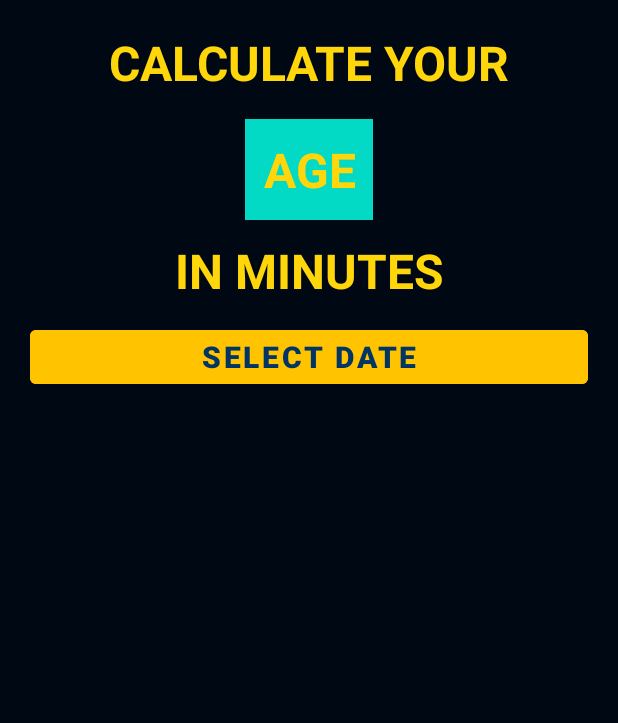
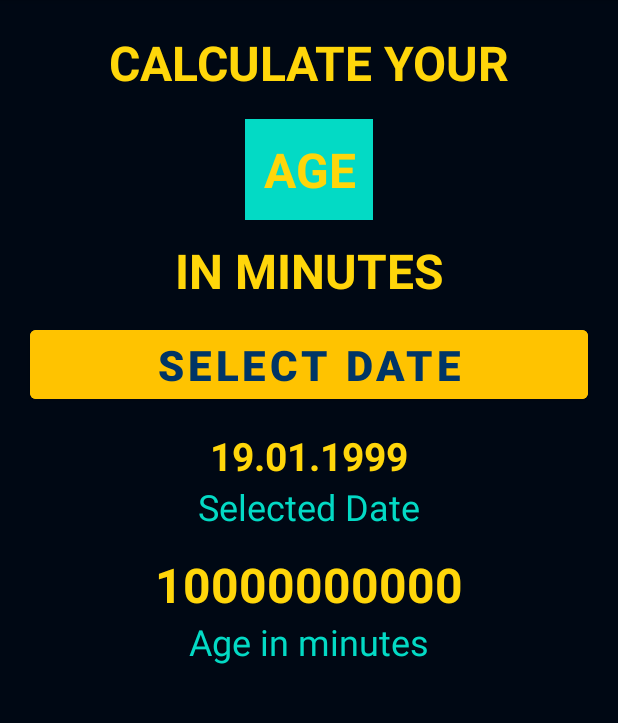
Before and after one commit to rahulsinha19/AgeCalculator, an Android app: the screen it shows after launch (MainActivity), on a phone screen of 412 x 824 dp, the part 84-807 px from its top. Run offline under Robolectric (Android 15) with nearby library versions, the phone set to English and light mode, and no system bars.

Commit message:
Layout of UI for Age Calculator

```diff
--- a/app/src/main/res/layout/activity_main.xml
+++ b/app/src/main/res/layout/activity_main.xml
@@ -60,10 +60,62 @@
         android:backgroundTint="@color/mustard"
         android:text="SELECT DATE"
         android:textColor="@color/cyan_blue"
-        android:textSize="20sp"
+        android:textSize="28sp"
         android:textStyle="bold"
         app:layout_constraintEnd_toEndOf="parent"
         app:layout_constraintStart_toStartOf="parent"
         app:layout_constraintTop_toBottomOf="@id/tv_lower_message" />
 
+    <TextView
+        android:id="@+id/tv_date"
+        android:layout_width="wrap_content"
+        android:layout_height="wrap_content"
+        android:layout_marginTop="14dp"
+        android:gravity="center"
+        android:text="19.01.1999"
+        android:textColor="@color/yellow"
+        android:textSize="26sp"
+        android:textStyle="bold"
+        app:layout_constraintEnd_toEndOf="parent"
+        app:layout_constraintStart_toStartOf="parent"
+        app:layout_constraintTop_toBottomOf="@id/btn_date_selector" />
+
+    <TextView
+        android:id="@+id/tv_selected_date"
+        android:layout_width="wrap_content"
+        android:layout_height="wrap_content"
+        android:gravity="center"
+        android:text="Selected Date"
+        android:textColor="@color/teal_200"
+        android:textSize="24sp"
+        app:layout_constraintEnd_toEndOf="parent"
+        app:layout_constraintStart_toStartOf="parent"
+        app:layout_constraintTop_toBottomOf="@id/tv_date" />
+
+    <TextView
+        android:id="@+id/tv_age"
+        android:layout_width="wrap_content"
+        android:layout_height="wrap_content"
+        android:layout_marginTop="14dp"
+        android:gravity="center"
+        android:text="10000000000"
+        android:textColor="@color/yellow"
+        android:textSize="32sp"
+        android:textStyle="bold"
+        app:layout_constraintEnd_toEndOf="parent"
+        app:layout_constraintStart_toStartOf="parent"
+        app:layout_constraintTop_toBottomOf="@id/tv_selected_date" />
+
+    <TextView
+        android:id="@+id/tv_age_in_min"
+        android:layout_width="wrap_content"
+        android:layout_height="wrap_content"
+        android:gravity="center"
+        android:text="Age in minutes"
+        android:textColor="@color/teal_200"
+        android:textSize="24sp"
+        app:layout_constraintEnd_toEndOf="parent"
+        app:layout_constraintStart_toStartOf="parent"
+        app:layout_constraintTop_toBottomOf="@id/tv_age" />
+
 </androidx.constraintlayout.widget.ConstraintLayout>
```
